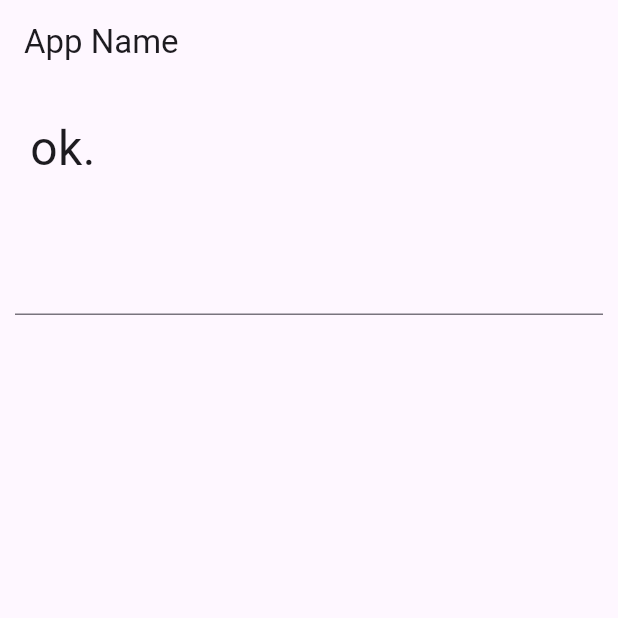
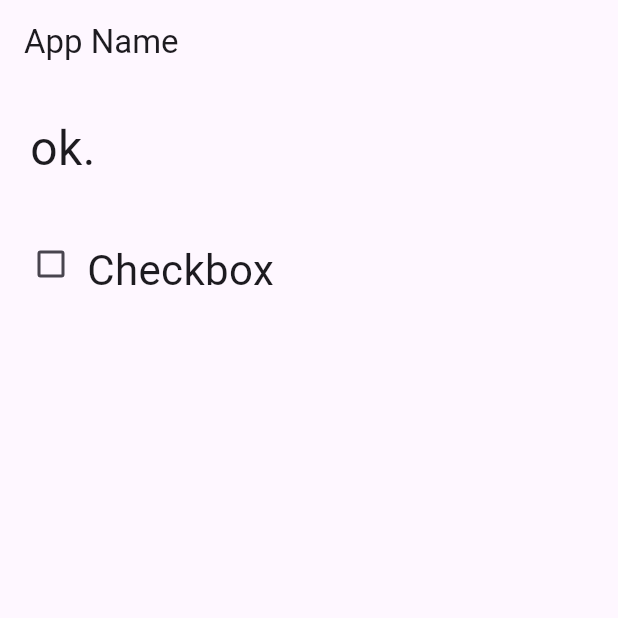
Before and after one commit to f24ba017/RepositoryForVSCode, a Flutter app: the screen it shows after launch, on a phone screen of 412 x 824 dp, the top half of it. Run offline on Flutter 3.47's test engine with Material 3 defaults, Android fonts, the phone set to English and light mode, and no system bars.

Commit message:
3-10 書き換え

```diff
--- a/flutter_app/lib/main.dart
+++ b/flutter_app/lib/main.dart
@@ -27,7 +27,7 @@ class MyHomePage extends StatefulWidget {
 
 class _MyHomePageState extends State<MyHomePage> {
   static var _message = 'ok.';
-  static final _controller = TextEditingController();
+  static var _checked = false;
 
   @override
   Widget build(BuildContext context) {
@@ -53,15 +53,23 @@ class _MyHomePageState extends State<MyHomePage> {
             ),
             Padding(
               padding: EdgeInsets.all(10.0),
-              child: TextField(
-                onChanged: textChanged,
-                controller: _controller,
-                style: TextStyle(
-                  fontSize: 28.0,
-                  color: const Color(0xffFF0000),
-                  fontWeight: FontWeight.w400,
-                  fontFamily: "Roboto"),
-              ),
+              child: Row(
+                  mainAxisAlignment: MainAxisAlignment.start,
+                  mainAxisSize: MainAxisSize.max,
+                  crossAxisAlignment: CrossAxisAlignment.end,
+                  children: <Widget>[
+                    Checkbox(
+                      value:_checked,
+                      onChanged: checkChanged,
+                    ),
+                    Text(
+                      "Checkbox",
+                      style: TextStyle(fontSize:28.0,
+                          fontWeight: FontWeight.w400,
+                          fontFamily: "Roboto"),
+                    )
+                  ]
+              )
             ),
           ],
         ),
@@ -69,9 +77,11 @@ class _MyHomePageState extends State<MyHomePage> {
     );
   }
 
-  void textChanged(String val){
-    setState((){
-      _message = val.toUpperCase();
+  void checkChanged(bool? value){
+    setState(() {
+      _checked = value!;
+      _message = value ? 'checked!' : 'not checked...';
     });
   }
+
 }
```
